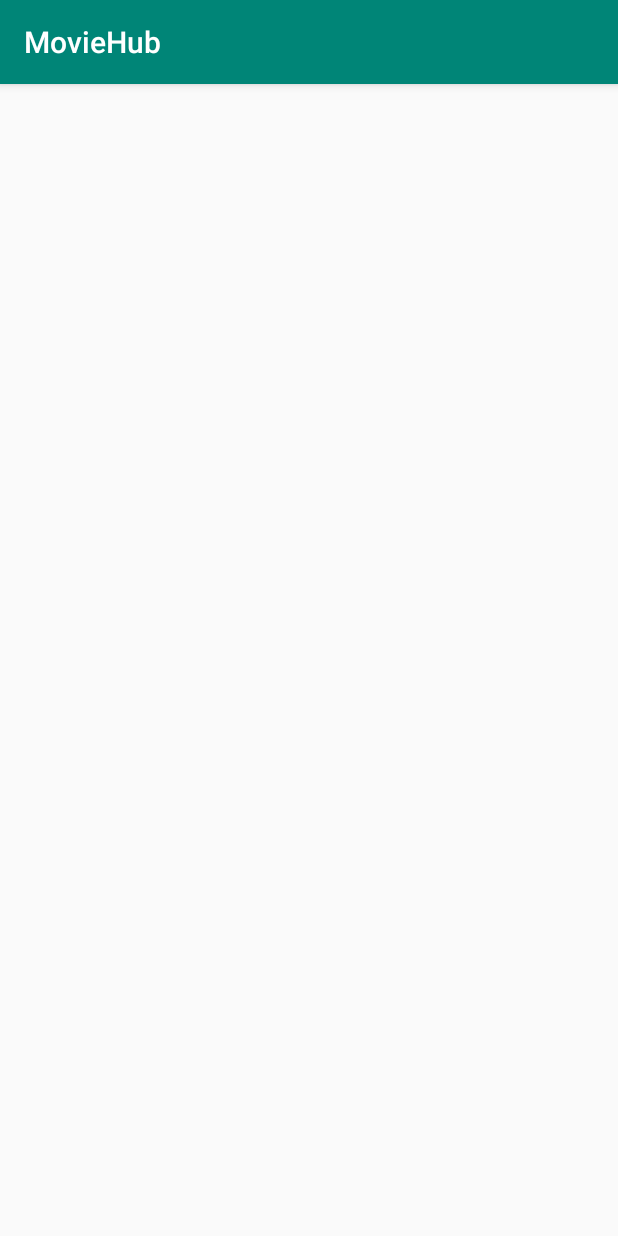
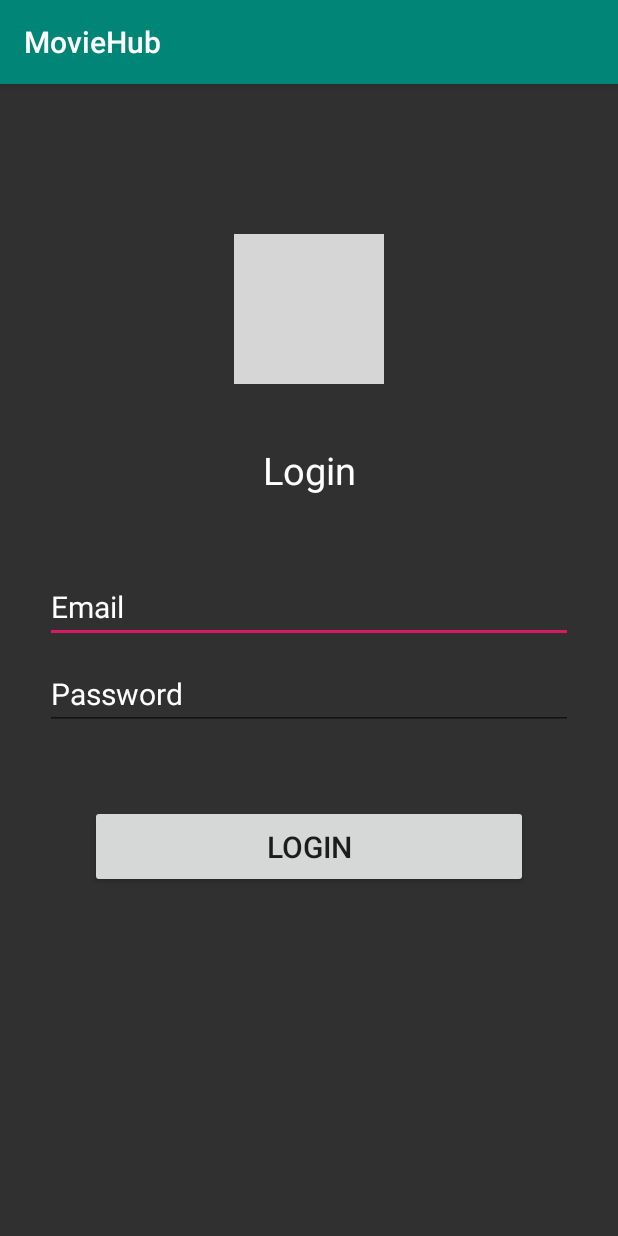
Before and after one commit to Aayushdangol/amar-pudasaini, an Android app: the LoginActivity screen opened directly, with no data from a screen before it, on a phone screen of 412 x 824 dp. Run offline under Robolectric (Android 15) with nearby library versions, the phone set to English and light mode, and no system bars; grey boxes are pictures that could not be loaded.

Commit message:
Design login page

```diff
--- a/app/src/main/res/layout/activity_login.xml
+++ b/app/src/main/res/layout/activity_login.xml
@@ -1,9 +1,65 @@
 <?xml version="1.0" encoding="utf-8"?>
-<android.support.constraint.ConstraintLayout xmlns:android="http://schemas.android.com/apk/res/android"
+<RelativeLayout xmlns:android="http://schemas.android.com/apk/res/android"
     xmlns:app="http://schemas.android.com/apk/res-auto"
     xmlns:tools="http://schemas.android.com/tools"
     android:layout_width="match_parent"
     android:layout_height="match_parent"
+    android:background="#303030"
     tools:context=".LoginActivity">
 
-</android.support.constraint.ConstraintLayout>
+    <ImageView
+        android:id="@+id/loginLogo"
+        android:layout_width="100dp"
+        android:layout_height="100dp"
+        android:layout_marginTop="100dp"
+        android:src="@drawable/logoblack"
+        android:layout_centerHorizontal="true"/>
+
+        <LinearLayout
+            android:layout_marginTop="40dp"
+            android:layout_below="@+id/loginLogo"
+            android:layout_width="match_parent"
+            android:orientation="vertical"
+            android:layout_height="wrap_content">
+
+            <TextView
+                android:id="@+id/tvLogin"
+                android:layout_width="match_parent"
+                android:layout_height="wrap_content"
+                android:text="Login"
+                android:textSize="25dp"
+                android:gravity="center"
+                android:textColor="#ffffff"/>
+
+            <EditText
+                android:hint="Email"
+                android:textColorHint="#fff"
+                android:textSize="20dp"
+                android:layout_marginLeft="30dp"
+                android:layout_marginRight="30dp"
+                android:layout_marginTop="50dp"
+                android:layout_width="match_parent"
+                android:layout_height="wrap_content" />
+
+
+            <EditText
+                android:hint="Password"
+                android:textColorHint="#fff"
+                android:textSize="20dp"
+                android:layout_marginLeft="30dp"
+                android:layout_marginRight="30dp"
+                android:layout_marginTop="10dp"
+                android:layout_width="match_parent"
+                android:layout_height="wrap_content" />
+
+            <Button
+                android:layout_marginTop="50dp"
+                android:layout_marginLeft="60dp"
+                android:layout_marginRight="60dp"
+                android:layout_width="match_parent"
+                android:text="Login"
+                android:textSize="20dp"
+                android:layout_height="55dp" />
+
+        </LinearLayout>
+</RelativeLayout>
```
